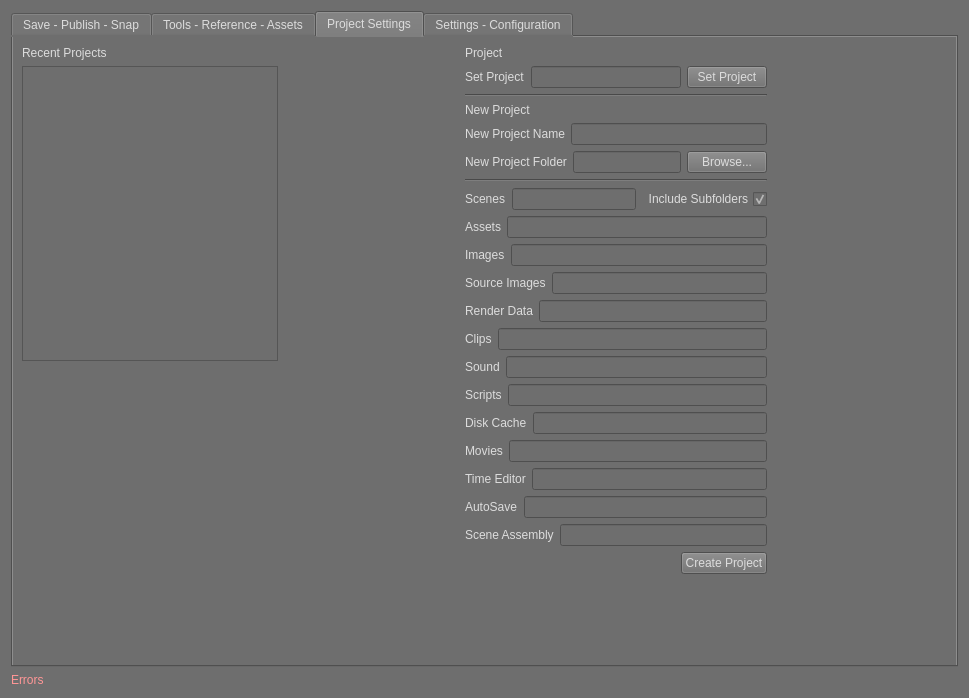
Before: the Qt Designer form ui/superSaver_UI.ui in SleepDeprivedVFX/versionUp, drawn with Qt 5.
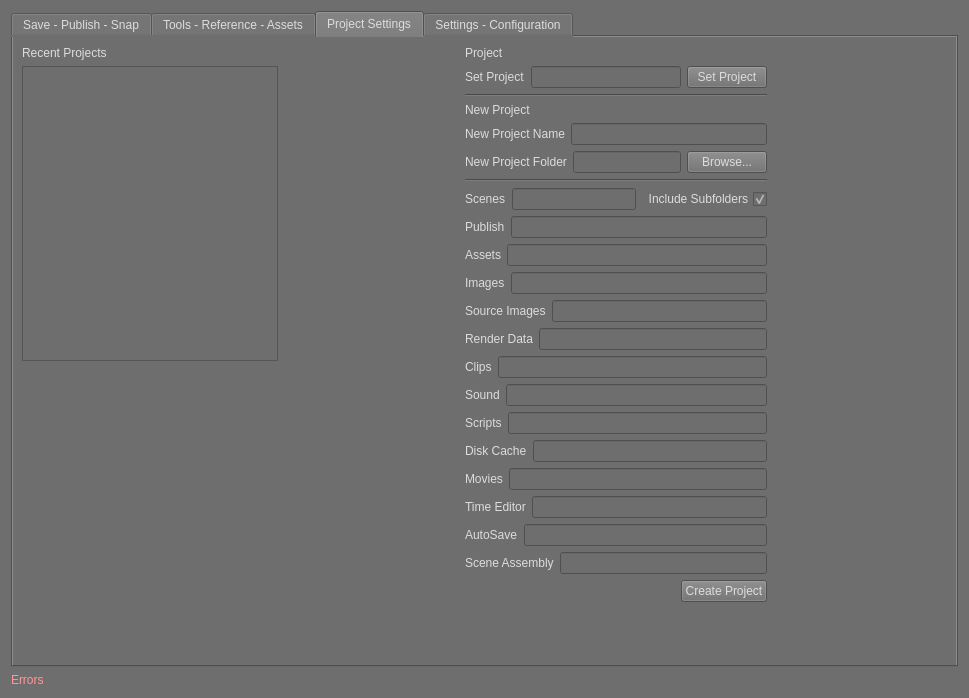
After: the same form once the commit is applied. The open tabs and pages were chosen to show the change.

Commit message: v1.3.5: Moved all of the publishes into a special publish folder structure and rebuilt the system to utilize this.

Patch:
```diff
--- a/ui/superSaver_UI.ui
+++ b/ui/superSaver_UI.ui
@@ -1213,7 +1213,7 @@
       <attribute name="title">
        <string>Project Settings</string>
       </attribute>
-      <layout class="QHBoxLayout" name="horizontalLayout_30">
+      <layout class="QHBoxLayout" name="horizontalLayout_39">
        <item>
         <layout class="QVBoxLayout" name="verticalLayout_8">
          <item>
@@ -1404,6 +1404,20 @@
            </item>
           </layout>
          </item>
+         <item>
+          <layout class="QHBoxLayout" name="horizontalLayout_30">
+           <item>
+            <widget class="QLabel" name="publish_label">
+             <property name="text">
+              <string>Publish</string>
+             </property>
+            </widget>
+           </item>
+           <item>
+            <widget class="QLineEdit" name="publish"/>
+           </item>
+          </layout>
+         </item>
          <item>
           <layout class="QHBoxLayout" name="horizontalLayout_17">
            <item>
```
The commit also changes 3 other files.
